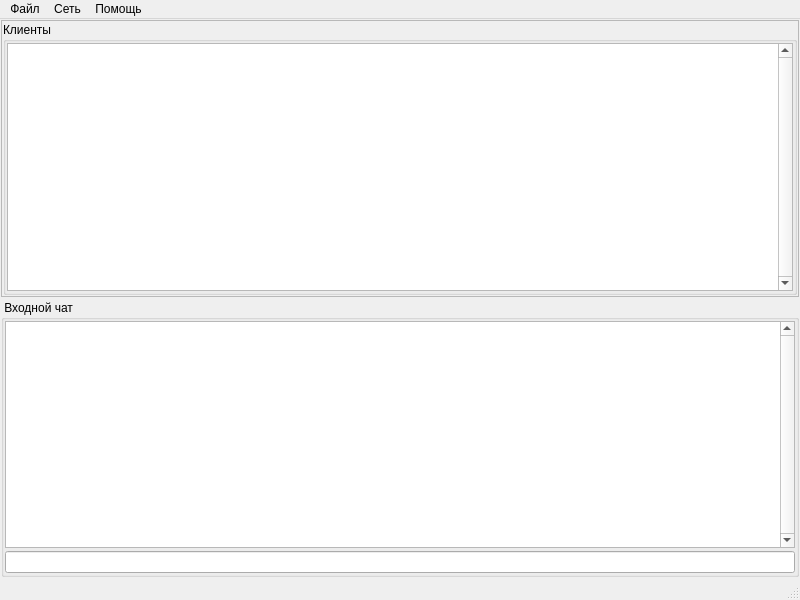
This is mainwindow.ui in shuchongqj/Z-Server as Qt 5 draws it before an edit. The edited form follows.
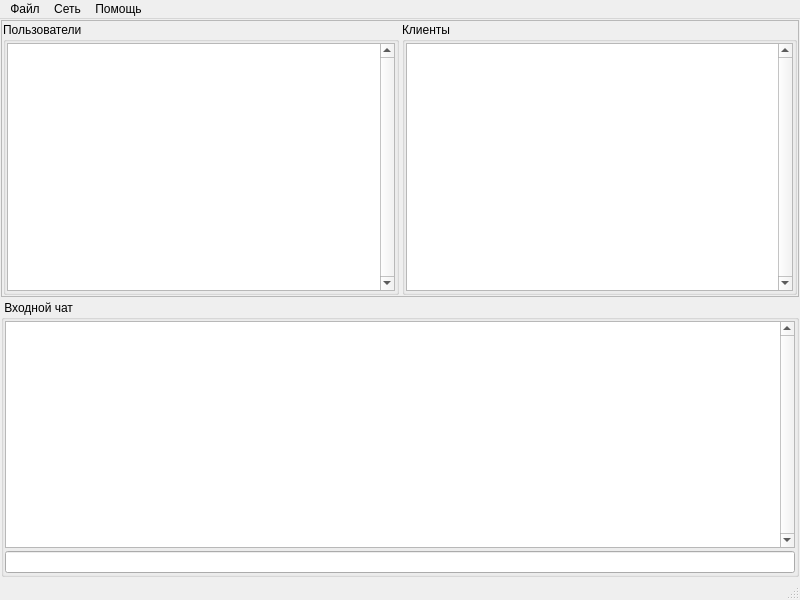
This is the edited form.

Diff of the .ui file:
```diff
--- a/mainwindow.ui
+++ b/mainwindow.ui
@@ -51,6 +51,55 @@
        <property name="bottomMargin">
         <number>1</number>
        </property>
+       <item>
+        <widget class="QGroupBox" name="Users_groupBox">
+         <property name="title">
+          <string>Пользователи</string>
+         </property>
+         <layout class="QVBoxLayout" name="verticalLayout_4">
+          <property name="spacing">
+           <number>3</number>
+          </property>
+          <property name="leftMargin">
+           <number>1</number>
+          </property>
+          <property name="topMargin">
+           <number>1</number>
+          </property>
+          <property name="rightMargin">
+           <number>1</number>
+          </property>
+          <property name="bottomMargin">
+           <number>1</number>
+          </property>
+          <item>
+           <widget class="QListWidget" name="Users_listWidget">
+            <property name="verticalScrollBarPolicy">
+             <enum>Qt::ScrollBarAlwaysOn</enum>
+            </property>
+            <property name="horizontalScrollBarPolicy">
+             <enum>Qt::ScrollBarAlwaysOff</enum>
+            </property>
+            <property name="editTriggers">
+             <set>QAbstractItemView::NoEditTriggers</set>
+            </property>
+            <property name="showDropIndicator" stdset="0">
+             <bool>false</bool>
+            </property>
+            <property name="defaultDropAction">
+             <enum>Qt::IgnoreAction</enum>
+            </property>
+            <property name="selectionMode">
+             <enum>QAbstractItemView::NoSelection</enum>
+            </property>
+            <property name="sortingEnabled">
+             <bool>true</bool>
+            </property>
+           </widget>
+          </item>
+         </layout>
+        </widget>
+       </item>
        <item>
         <widget class="QGroupBox" name="Clients_groupBox">
          <property name="title">
```
